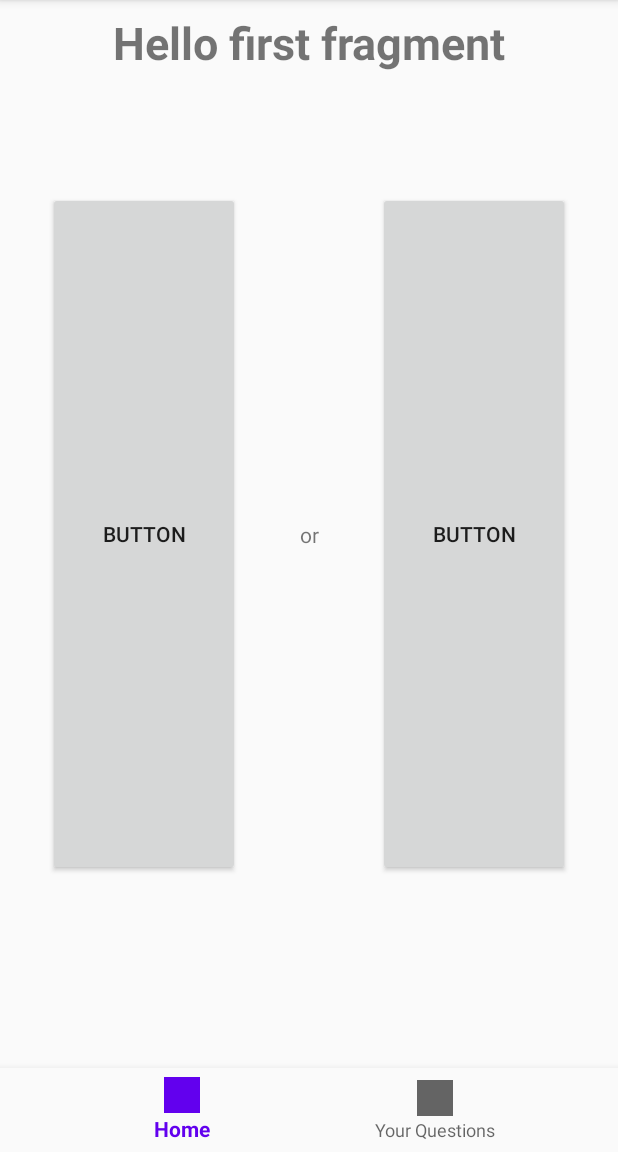
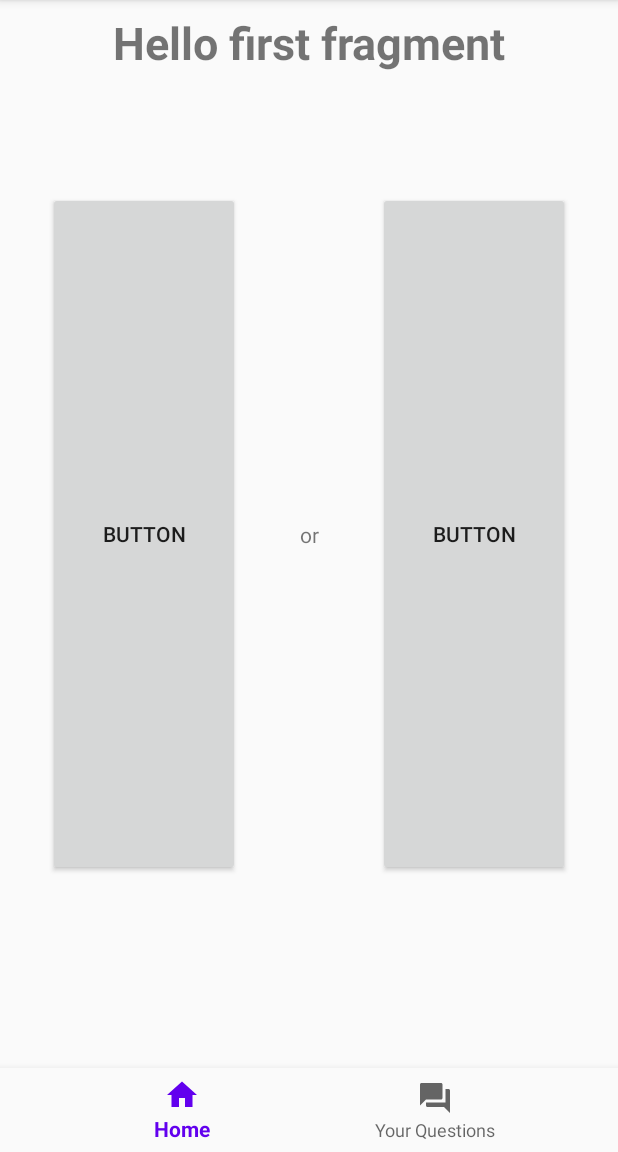
Before and after one commit to iamwalter/Askit, an Android app: the screen it shows after launch once a user with an empty profile is signed in (MainActivity), on a phone screen of 412 x 824 dp, the part 84-1236 px from its top. Run offline under Robolectric (Android 15) with nearby library versions, the phone set to English and light mode, and no system bars; our stand-ins replace Firebase (no records; nobody signed in at launch, a user with empty details on screens opened directly), navigation-ui.

Commit message:
few layout icons, qol improvements

```diff
--- a/app/src/main/java/com/example/askanything/fragments/AddQuestionFragment.kt
+++ b/app/src/main/java/com/example/askanything/fragments/AddQuestionFragment.kt
@@ -7,6 +7,7 @@ import android.view.View
 import android.view.ViewGroup
 import android.widget.Toast
 import androidx.lifecycle.ViewModelProvider
+import androidx.navigation.fragment.findNavController
 import com.example.askanything.QuestionViewModel
 import com.example.askanything.R
 import com.example.askanything.model.Option
@@ -57,6 +58,7 @@ class AddQuestionFragment : Fragment() {
             Toast.makeText(context, "Please fill in all fields.", Toast.LENGTH_SHORT).show()
         } else {
             viewModel.addQuestion(question)
+            findNavController().navigateUp()
         }
     }
 
--- /dev/null
+++ b/app/src/main/res/drawable/ic_home_black_24dp.xml
@@ -0,0 +1,9 @@
+<vector xmlns:android="http://schemas.android.com/apk/res/android"
+        android:width="24dp"
+        android:height="24dp"
+        android:viewportWidth="24.0"
+        android:viewportHeight="24.0">
+    <path
+        android:fillColor="#FF000000"
+        android:pathData="M10,20v-6h4v6h5v-8h3L12,3 2,12h3v8z"/>
+</vector>
--- /dev/null
+++ b/app/src/main/res/drawable/ic_question_answer_black_24dp.xml
@@ -0,0 +1,9 @@
+<vector xmlns:android="http://schemas.android.com/apk/res/android"
+        android:width="24dp"
+        android:height="24dp"
+        android:viewportWidth="24.0"
+        android:viewportHeight="24.0">
+    <path
+        android:fillColor="#FF000000"
+        android:pathData="M21,6h-2v9L6,15v2c0,0.55 0.45,1 1,1h11l4,4L22,7c0,-0.55 -0.45,-1 -1,-1zM17,12L17,3c0,-0.55 -0.45,-1 -1,-1L3,2c-0.55,0 -1,0.45 -1,1v14l4,-4h10c0.55,0 1,-0.45 1,-1z"/>
+</vector>
--- a/app/src/main/res/layout/fragment_question.xml
+++ b/app/src/main/res/layout/fragment_question.xml
@@ -12,9 +12,10 @@
         android:layout_height="wrap_content"
         android:layout_gravity="bottom|end"
         android:layout_margin="@dimen/fab_margin"
+        android:tint="#FFFFFF"
         app:layout_constraintBottom_toBottomOf="parent"
         app:layout_constraintEnd_toEndOf="parent"
-        app:srcCompat="@android:drawable/ic_dialog_email" />
+        app:srcCompat="@android:drawable/ic_input_add" />
 
     <androidx.recyclerview.widget.RecyclerView
         android:id="@+id/rvQuestions"
--- a/app/src/main/res/menu/home_menu.xml
+++ b/app/src/main/res/menu/home_menu.xml
@@ -2,7 +2,7 @@
 <menu xmlns:android="http://schemas.android.com/apk/res/android">
     <item
         android:id="@+id/logout"
-        android:title="logout">
+        android:title="Logout">
 
     </item>
 </menu>
--- a/app/src/main/res/menu/menu_main.xml
+++ b/app/src/main/res/menu/menu_main.xml
@@ -4,14 +4,14 @@
     tools:context="com.example.askanything.MainActivity">
     <item
         android:id="@+id/HomeFragment"
-        android:icon="@drawable/ic_launcher_background"
+        android:icon="@drawable/ic_home_black_24dp"
         android:orderInCategory="100"
         android:title="@string/action_home"
         app:showAsAction="never" />
 
     <item
         android:id="@+id/QuestionFragment"
-        android:icon="@drawable/ic_launcher_background"
+        android:icon="@drawable/ic_question_answer_black_24dp"
         android:orderInCategory="100"
         android:title="@string/action_question"
         app:showAsAction="never" />
```
